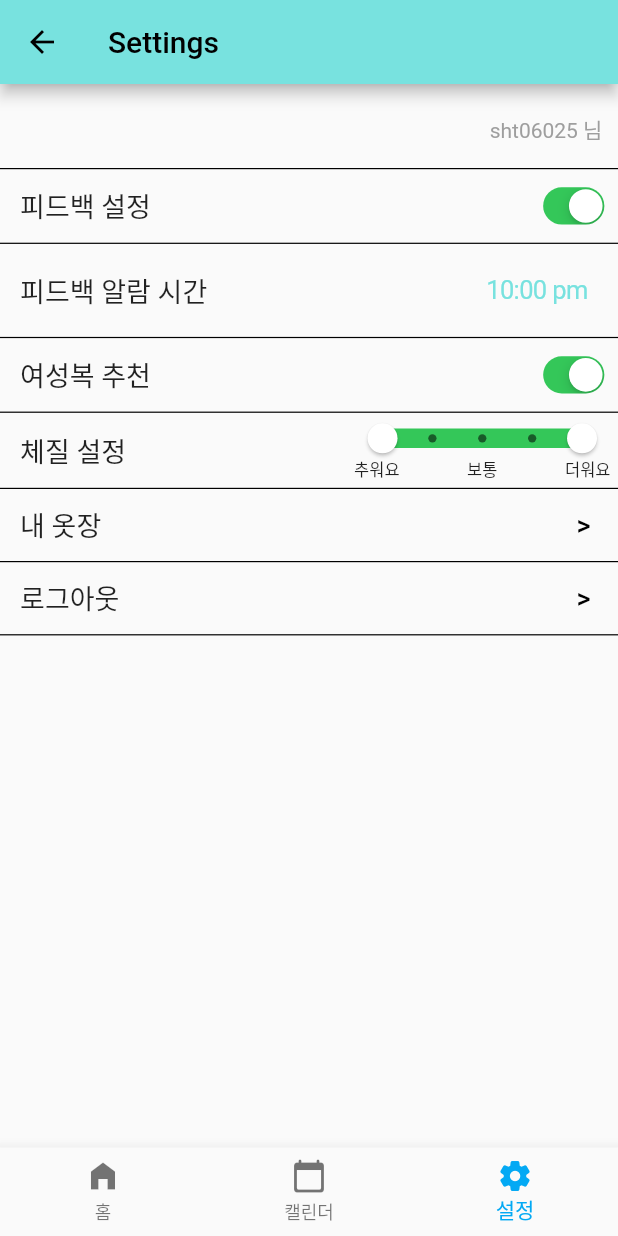
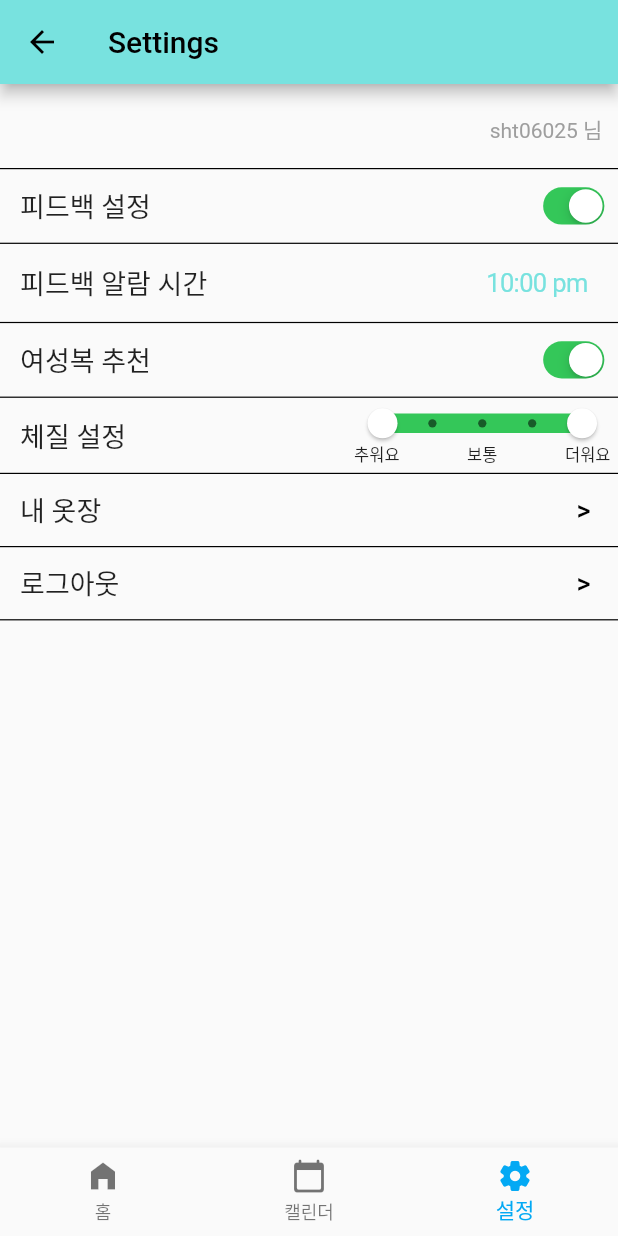
Before and after one commit to kuc00000/weather_clothing_app, a Flutter app: the SettingsPage screen opened by its route, on a phone screen of 412 x 824 dp. Run offline on Flutter 3.47's test engine with Material 2 defaults, Android fonts, the phone set to English and light mode, and no system bars; our stand-ins replace geolocator, table_calendar.

Commit message:
[ui] SettingsPage 피드백 시간 칸 줄이기

```diff
--- a/lib/SettingsPage.dart
+++ b/lib/SettingsPage.dart
@@ -100,9 +100,6 @@ class _SettingsPageState extends State<SettingsPage> {
                 ),
                 Column(
                   children: [
-                    const SizedBox(
-                      height: 5,
-                    ),
                     CupertinoButton(
                       child: Text('10:00 pm'), // TimeSetting에서 저장한 값을 여기에 넣기, 저장값이 없으면 10:00 pm이 기본
                       onPressed: () {
@@ -113,9 +110,6 @@ class _SettingsPageState extends State<SettingsPage> {
                             }
                         );
                       },
-                    ),
-                    const SizedBox(
-                      height: 5,
                     ),
                   ],
                 ),
```
